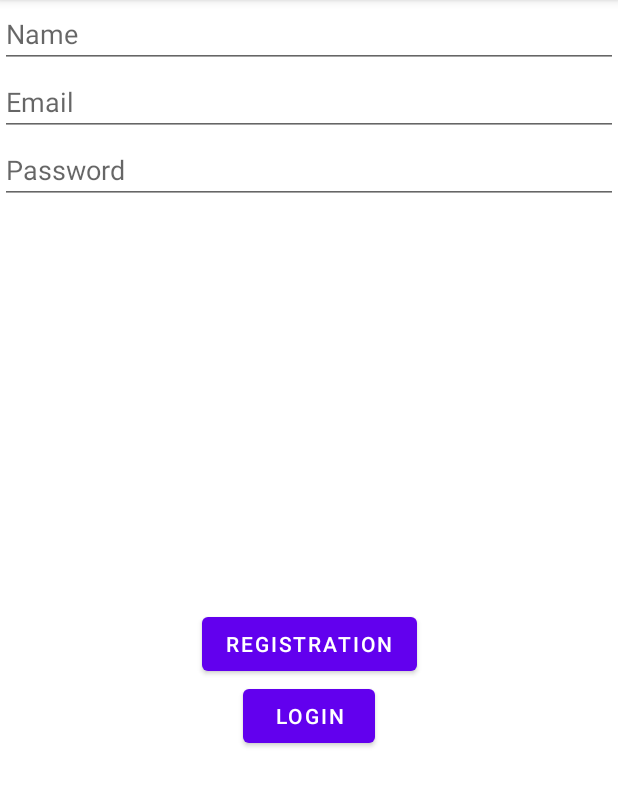
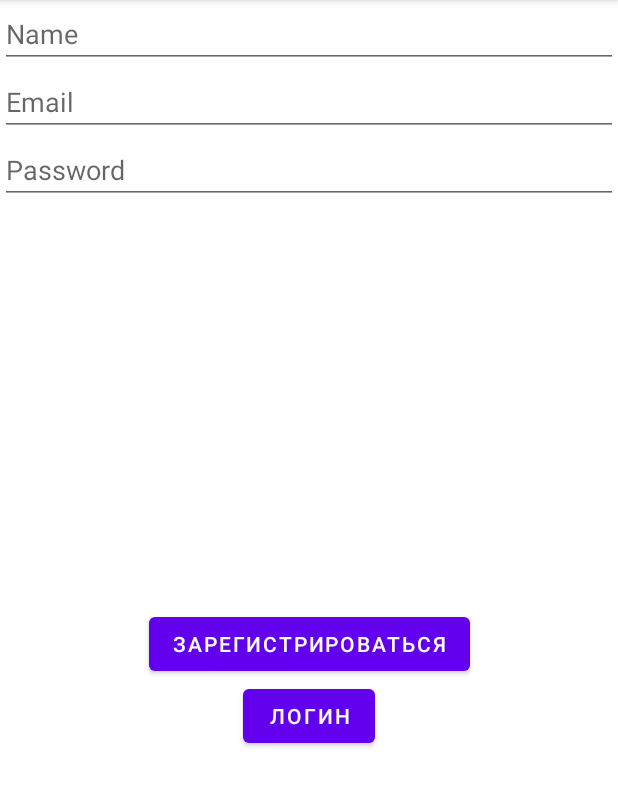
Before and after one commit to n-shvedov27/kotlin_course, an Android app: the RegistrationFragment screen opened through its navigation route, on a phone screen of 412 x 824 dp, the part 84-891 px from its top. Run offline under Robolectric (Android 15) with nearby library versions, the phone set to English and light mode, and no system bars; our stand-ins replace RxJava.

Commit message:
edit string resource

```diff
--- a/app/src/main/java/com/shvedov/livinir/presentation/SplashFragment.kt
+++ b/app/src/main/java/com/shvedov/livinir/presentation/SplashFragment.kt
@@ -20,10 +20,10 @@ class SplashFragment : Fragment() {
 
         val userId = requireActivity().getPreferences(Context.MODE_PRIVATE).getString(MainActivity.USER_KEY, null)
 
-        if (userId == null) {
+//        if (userId == null) {
             findNavController().navigate(R.id.action_splashFragment_to_loginFragment)
-        } else {
-            findNavController().navigate(R.id.action_splashFragment_to_postListFragment)
-        }
+//        } else {
+//            findNavController().navigate(R.id.action_splashFragment_to_postListFragment)
+//        }
     }
 }
--- a/app/src/main/res/layout/fragment_post_info.xml
+++ b/app/src/main/res/layout/fragment_post_info.xml
@@ -17,7 +17,6 @@
             android:layout_width="wrap_content"
             android:layout_height="wrap_content"
             android:textSize="20dp"
-            android:text="Label"
             app:layout_constraintEnd_toEndOf="parent"
             app:layout_constraintStart_toStartOf="parent"
             app:layout_constraintTop_toTopOf="parent" />
@@ -26,7 +25,6 @@
             android:id="@+id/post_info_fragment_post_text"
             android:layout_width="wrap_content"
             android:layout_height="wrap_content"
-            android:text="Text"
             app:layout_constraintEnd_toEndOf="parent"
             app:layout_constraintStart_toStartOf="parent"
             app:layout_constraintTop_toBottomOf="@+id/post_info_fragment_post_title" />
@@ -35,7 +33,6 @@
             android:id="@+id/post_info_fragment_post_author"
             android:layout_width="wrap_content"
             android:layout_height="wrap_content"
-            android:text="Author"
             app:layout_constraintEnd_toEndOf="parent"
             app:layout_constraintTop_toTopOf="parent" />
 
--- a/app/src/main/res/layout/fragment_post_list.xml
+++ b/app/src/main/res/layout/fragment_post_list.xml
@@ -20,7 +20,7 @@
         android:layout_width="wrap_content"
         android:layout_height="wrap_content"
         android:layout_marginBottom="48dp"
-        android:text="Create Post"
+        android:text="@string/create_post_fragment_create_btn_text"
         app:layout_constraintBottom_toBottomOf="parent"
         app:layout_constraintEnd_toEndOf="parent"
         app:layout_constraintStart_toStartOf="parent" />
--- a/app/src/main/res/layout/fragment_registration.xml
+++ b/app/src/main/res/layout/fragment_registration.xml
@@ -9,7 +9,7 @@
 
     <EditText
         android:id="@+id/name"
-        android:hint="Name"
+        android:hint="@string/registration_fragment_name_hint"
         android:layout_width="match_parent"
         android:layout_height="wrap_content"
         app:layout_constraintTop_toTopOf="parent" />
@@ -18,7 +18,7 @@
         android:id="@+id/email"
         android:layout_width="match_parent"
         android:layout_height="wrap_content"
-        android:hint="Email"
+        android:hint="@string/registration_fragment_email_hint"
         android:inputType="textEmailAddress"
         app:layout_constraintEnd_toEndOf="parent"
         app:layout_constraintHorizontal_bias="1.0"
@@ -29,7 +29,7 @@
         android:id="@+id/password"
         android:layout_width="match_parent"
         android:layout_height="wrap_content"
-        android:hint="Password"
+        android:hint="@string/registration_fragment_password_hint"
         android:inputType="textPassword"
         app:layout_constraintTop_toBottomOf="@+id/email"
         tools:layout_editor_absoluteX="0dp" />
@@ -38,7 +38,7 @@
         android:id="@+id/registration"
         android:layout_width="wrap_content"
         android:layout_height="wrap_content"
-        android:text="Registration"
+        android:text="@string/registration_fragment_registration_btn_text"
         app:layout_constraintBottom_toBottomOf="parent"
         app:layout_constraintEnd_toEndOf="parent"
         app:layout_constraintStart_toStartOf="parent"
@@ -48,7 +48,7 @@
         android:id="@+id/login"
         android:layout_width="wrap_content"
         android:layout_height="wrap_content"
-        android:text="Login"
+        android:text="@string/registration_fragment_login_btn_text"
         app:layout_constraintEnd_toEndOf="parent"
         app:layout_constraintStart_toStartOf="parent"
         app:layout_constraintTop_toBottomOf="@+id/registration" />
--- a/app/src/main/res/layout/fragment_splash.xml
+++ b/app/src/main/res/layout/fragment_splash.xml
@@ -12,7 +12,7 @@
         android:id="@+id/textView"
         android:layout_width="wrap_content"
         android:layout_height="wrap_content"
-        android:text="LIVINIR"
+        android:text="@string/app_name"
         app:layout_constraintBottom_toBottomOf="parent"
         app:layout_constraintEnd_toEndOf="parent"
         app:layout_constraintStart_toStartOf="parent"
--- a/app/src/main/res/layout/li_post_item.xml
+++ b/app/src/main/res/layout/li_post_item.xml
@@ -17,7 +17,6 @@
             android:layout_width="wrap_content"
             android:layout_height="wrap_content"
             android:textSize="20dp"
-            android:text="Label"
             app:layout_constraintEnd_toEndOf="parent"
             app:layout_constraintStart_toStartOf="parent"
             app:layout_constraintTop_toTopOf="parent" />
@@ -26,7 +25,6 @@
             android:id="@+id/li_post_text"
             android:layout_width="wrap_content"
             android:layout_height="wrap_content"
-            android:text="Text"
             app:layout_constraintStart_toStartOf="parent"
             app:layout_constraintTop_toBottomOf="@+id/li_post_title" />
 
@@ -34,7 +32,6 @@
             android:id="@+id/li_post_author"
             android:layout_width="wrap_content"
             android:layout_height="wrap_content"
-            android:text="Author"
             app:layout_constraintBottom_toBottomOf="parent"
             app:layout_constraintEnd_toEndOf="parent"
             app:layout_constraintTop_toBottomOf="@id/li_post_text" />
--- a/app/src/main/res/values/strings.xml
+++ b/app/src/main/res/values/strings.xml
@@ -1,5 +1,17 @@
 <resources>
     <string name="app_name">Livinir</string>
-    <!-- TODO: Remove or change this placeholder text -->
     <string name="hello_blank_fragment">Hello blank fragment</string>
+    <string name="create_post_title_hint">Заголовок</string>
+    <string name="create_post_text_hint">Текс поста</string>
+    <string name="create_post_create_btn_text">Создать пост</string>
+    <string name="login_fragment_email_hint">Email</string>
+    <string name="login_fragment_password_hint">Пароль</string>
+    <string name="login_fragment_registration_btn_text">Регистрация</string>
+    <string name="login_fragment_login_btn_text">Войти</string>
+    <string name="create_post_fragment_create_btn_text">Создать пост</string>
+    <string name="registration_fragment_name_hint">Name</string>
+    <string name="registration_fragment_email_hint">Email</string>
+    <string name="registration_fragment_password_hint">Password</string>
+    <string name="registration_fragment_registration_btn_text">Зарегистрироваться</string>
+    <string name="registration_fragment_login_btn_text">Логин</string>
 </resources>
```
Also changed, not shown: app/src/main/java/com/shvedov/livinir/presentation/create_post/CreatePostFragment.kt (+2 -8 lines), app/src/main/res/layout/fragment_create_post.xml (+7 -7 lines), app/src/main/res/layout/fragment_login.xml (+4 -4 lines).
